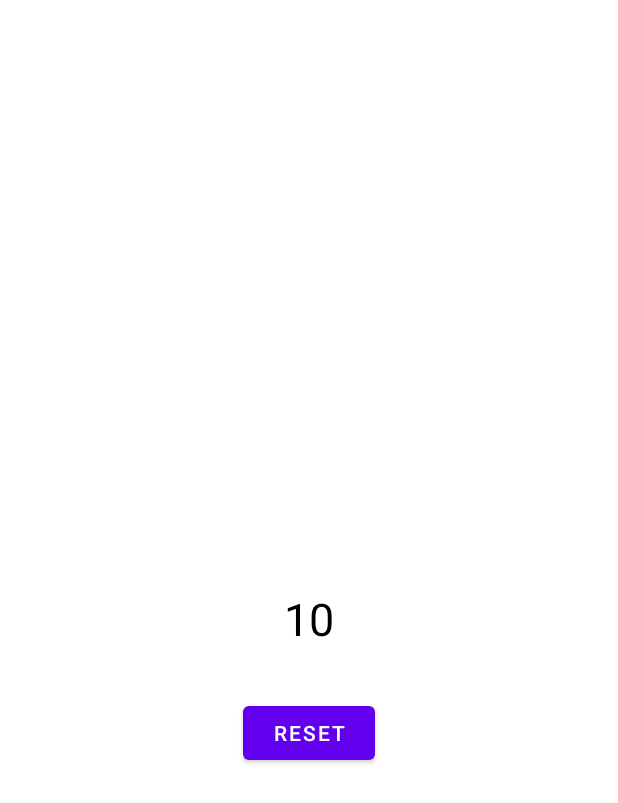
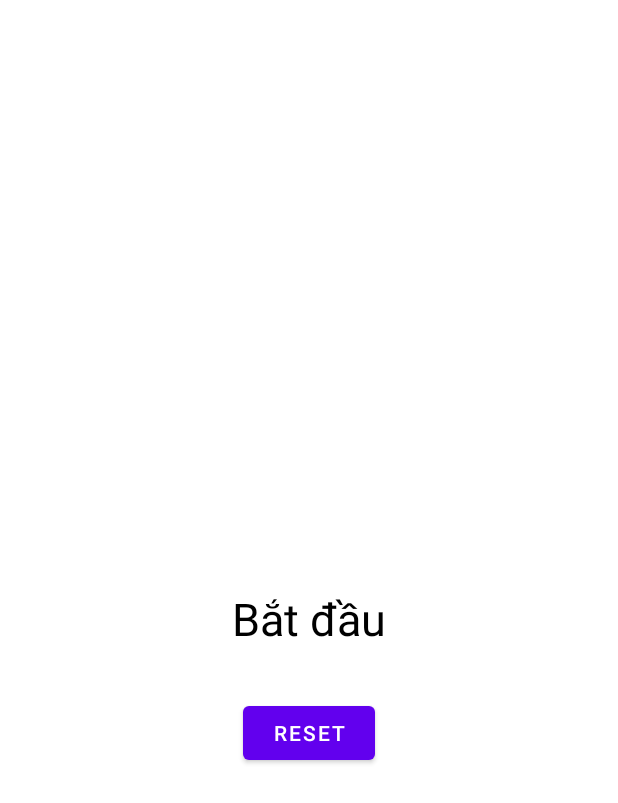
Before and after one commit to DungTran2301/TestSensor, an Android app: the layout activity_main.xml on its own in the app's theme, with its tools: preview values and no code run, on a phone screen of 412 x 824 dp. Shown: the top 803 px of the screen. Run offline under Robolectric (Android 15) with nearby library versions, the phone set to English and light mode, and no system bars.

Commit message:
second commit

```diff
--- a/app/src/main/AndroidManifest.xml
+++ b/app/src/main/AndroidManifest.xml
@@ -3,9 +3,9 @@
     package="com.dungtran.demostepcounter">
 
     <uses-permission android:name="android.permission.ACTIVITY_RECOGNITION"/>
-
-    <uses-feature android:name="android.hardware.sensor.stepcounter" android:required="true"/>
-    <uses-feature android:name="android.hardware.sensor.stepdetector" android:required="true"/>
+    <uses-feature android:name="android.hardware.sensor.accelerometer" android:required="true" />
+    <uses-feature android:name="android.hardware.sensor.barometer" android:required="true"/>
+    <uses-feature android:name="android.hardware.sensor.gyroscope" android:required="false"/>
     <application
         android:allowBackup="true"
         android:icon="@mipmap/ic_launcher"
--- a/app/src/main/res/layout/activity_main.xml
+++ b/app/src/main/res/layout/activity_main.xml
@@ -10,7 +10,7 @@
         android:id="@+id/tv_step_counter"
         android:layout_width="wrap_content"
         android:layout_height="wrap_content"
-        android:text="10"
+        android:text="Bắt đầu"
         android:textSize="30sp"
         android:textColor="@color/black"
         app:layout_constraintBottom_toBottomOf="parent"
```
Also changed, not shown: app/src/main/java/com/dungtran/demostepcounter/MainActivity.kt (+3 -9 lines).
